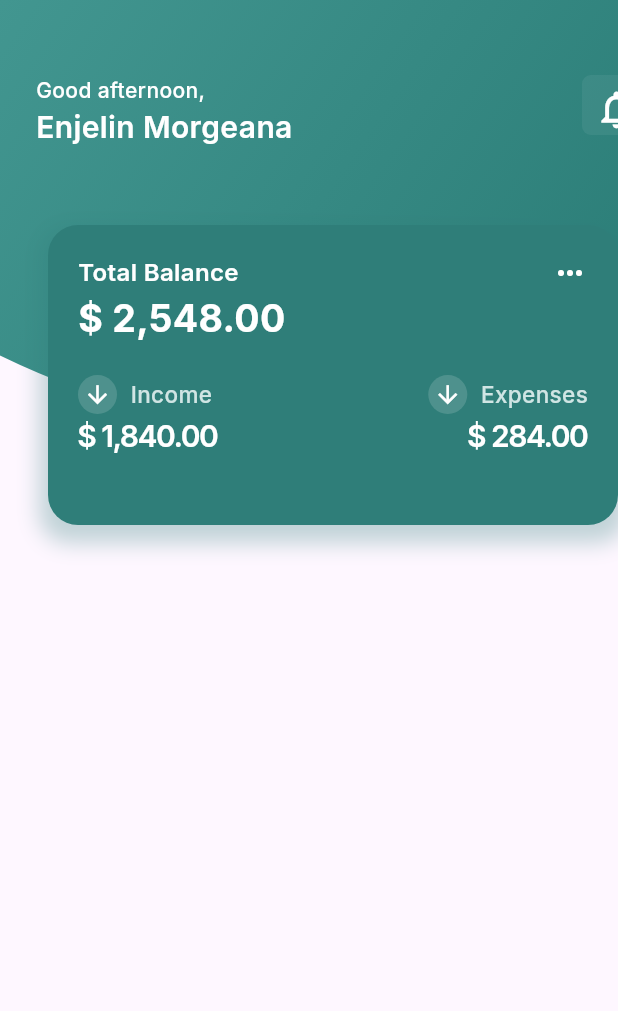
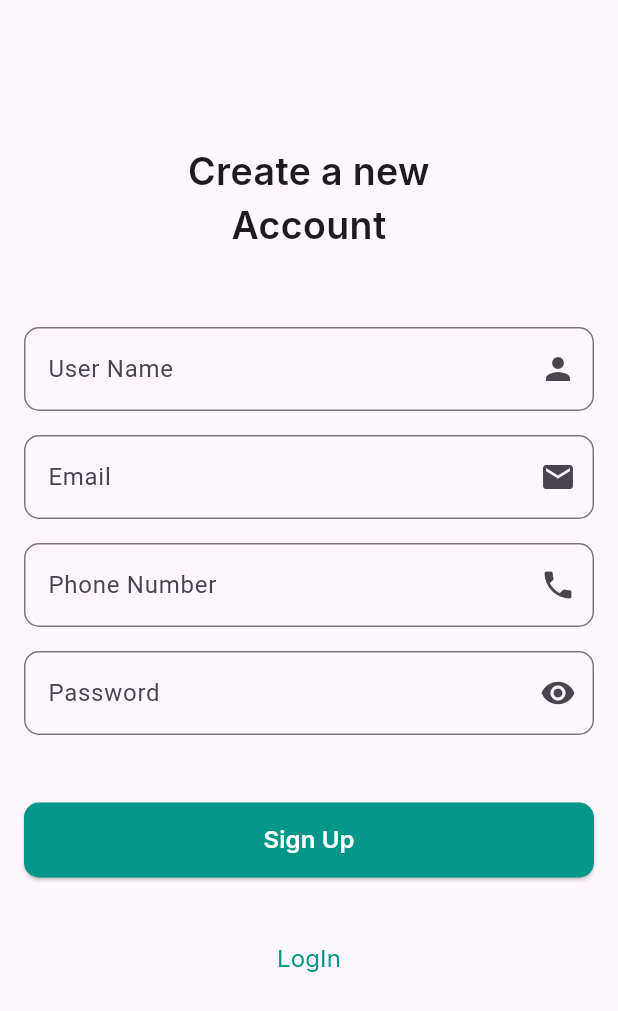
Before and after one commit to Riddhimagupta22/expense_tracker_app, a Flutter app: the screen it shows after launch, on a phone screen of 412 x 824 dp. Shown: the top 1011 px of the screen. Run offline on Flutter 3.47's test engine with Material 3 defaults, Android fonts, the light colour scheme and no system bars; our stand-ins replace firebase_auth, firebase_core, get, google_fonts; accounts and stored records are empty.

Commit message:
new project

```diff
--- /dev/null
+++ b/lib/Modules/Auth/signup_screen.dart
@@ -0,0 +1,206 @@
+import 'package:expense_tracker_app/services/auth_service.dart';
+import 'package:flutter/material.dart';
+import 'package:get/get.dart';
+import 'package:google_fonts/google_fonts.dart';
+
+import 'login_screen.dart';
+
+class SignupScreen extends StatefulWidget {
+  SignupScreen({super.key});
+
+  @override
+  State<SignupScreen> createState() => _SignupScreenState();
+}
+
+class _SignupScreenState extends State<SignupScreen> {
+  final GlobalKey<FormState> _formKey = GlobalKey();
+  final _userNameController = TextEditingController();
+  final _PhonenumberController = TextEditingController();
+  final _EmailController = TextEditingController();
+  final _PasswordController = TextEditingController();
+  var authService = AuthService();
+  var isLoading = false;
+
+  Future<void> _submitForm() async {
+    if (_formKey.currentState!.validate()) {
+      setState(() {
+        isLoading = true;
+      });
+      var data = {
+        "username": _userNameController.text,
+        "email": _EmailController.text,
+        "password": _PasswordController.text,
+        "Phone Number": _PhonenumberController.text,
+      };
+      await authService.CreateUser(data, context);
+      setState(() {
+        isLoading = false;
+      });
+      // ScaffoldMessenger.of(_formKey.currentContext!).showSnackBar(
+      //   SnackBar(content: Text('Sign Up is done successfully'))
+      // );
+    }
+  }
+
+  String? _validateEmail(value) {
+    if (value!.isEmpty) {
+      return 'Please enter an Email';
+    }
+    RegExp emailExp = RegExp(r'^[\w-\.]+@([\w-]+\.)+[\w-]{2,4}$');
+
+    if (!emailExp.hasMatch(value)) {
+      return 'Please enter a valid Email';
+    }
+    return null;
+  }
+
+  @override
+  Widget build(BuildContext context) {
+    return Scaffold(
+      body: SafeArea(
+        child: SingleChildScrollView(
+          padding: const EdgeInsets.all(16),
+          child: Form(
+            key: _formKey,
+            child: Column(
+
+              children: [
+                SizedBox(height: 80),
+                Center(
+                  child: SizedBox(
+                    width: 250,
+                    child: Text(
+                      "Create a new Account",
+                      textAlign: TextAlign.center,
+                      style: GoogleFonts.inter(
+                        fontSize: 25,
+                        fontWeight: FontWeight.w600,
+                      ),
+                    ),
+                  ),
+                ),
+                SizedBox(height: 50),
+                TextFormField(
+                  controller: _userNameController,
+                  validator: (value) {
+                    if (value!.isEmpty) {
+                      return 'Please enter a username';
+                    }
+                    return null;
+                  },
+                  keyboardType: TextInputType.name,
+                  textInputAction: TextInputAction.next,
+                  decoration: InputDecoration(
+                    suffixIcon: Icon(Icons.person),
+                    labelText: 'User Name',
+                    border: OutlineInputBorder(
+                      borderRadius: BorderRadius.circular(10),
+                    ),
+                  ),
+                  autovalidateMode: AutovalidateMode.onUserInteraction,
+                ),
+                const SizedBox(height: 16),
+                TextFormField(
+                  controller: _EmailController,
+                  validator: _validateEmail,
+                  keyboardType: TextInputType.emailAddress,
+                  textInputAction: TextInputAction.next,
+                  decoration: InputDecoration(
+                    suffixIcon: Icon(Icons.email),
+                    labelText: 'Email',
+                    border: OutlineInputBorder(
+                      borderRadius: BorderRadius.circular(10),
+                    ),
+                  ),
+                  autovalidateMode: AutovalidateMode.onUserInteraction,
+                ),
+                const SizedBox(height: 16),
+                TextFormField(
+                  controller: _PhonenumberController,
+                  autovalidateMode: AutovalidateMode.onUserInteraction,
+                  validator: (value) {
+                    if (value!.isEmpty) {
+                      return 'Please enter a phone number';
+                    }
+                    if (value.length != 10) {
+                      return 'Please enter a 10-digit phone number';
+                    }
+
+                    return null;
+                  },
+                  keyboardType: TextInputType.phone,
+                  textInputAction: TextInputAction.done,
+                  decoration: InputDecoration(
+                    suffixIcon: Icon(Icons.phone),
+                    labelText: 'Phone Number',
+                    border: OutlineInputBorder(
+                      borderRadius: BorderRadius.circular(10),
+                    ),
+                  ),
+                ),
+                const SizedBox(height: 16),
+                TextFormField(
+                  controller: _PasswordController,
+                  autovalidateMode: AutovalidateMode.onUserInteraction,
+                  validator: (value) {
+                    if (value!.isEmpty) {
+                      return 'Please enter a password';
+                    }
+                    if (value.length < 6) {
+                      return 'Password must be at least 6 characters';
+                    }
+                    return null;
+                  },
+
+                  decoration: InputDecoration(
+                    suffixIcon: Icon(Icons.visibility),
+                    labelText: 'Password',
+                    border: OutlineInputBorder(
+                      borderRadius: BorderRadius.circular(10),
+                    ),
+                  ),
+                ),
+                const SizedBox(height: 45),
+                SizedBox(
+                  height: 50,
+                  width: double.infinity,
+                  child: ElevatedButton(
+                    style: ElevatedButton.styleFrom(
+                      backgroundColor: Colors.teal,
+                      shape: RoundedRectangleBorder(
+                        borderRadius: BorderRadius.circular(10),
+                      ),
+                    ),
+                    onPressed:(){ isLoading ? print("Loading") : _submitForm();} ,
+                    child: isLoading
+                        ? Center(child: CircularProgressIndicator())
+                        : Text(
+                            "Sign Up",
+                            style: GoogleFonts.inter(
+                              fontSize: 16,
+                              fontWeight: FontWeight.w600,
+                              color: Colors.white,
+                            ),
+                          ),
+                  ),
+                ),
+                SizedBox(height: 30),
+                TextButton(
+                  onPressed: () => Get.to(LoginScreen()),
+                  child: Text(
+                    "LogIn",
+                    textAlign: TextAlign.center,
+                    style: GoogleFonts.inter(
+                        fontSize: 16,
+                        fontWeight: FontWeight.w400,
+                        color: Colors.teal),
+                  ),
+                )
+              ],
+            ),
+          ),
+        ),
+      ),
+    );
+  }
+}
--- a/lib/main.dart
+++ b/lib/main.dart
@@ -1,29 +1,30 @@
 import 'package:flutter/material.dart';
 import 'package:firebase_core/firebase_core.dart';
-import 'Modules/dashboard/view/homepage.dart';
+import 'package:get/route_manager.dart';
+import 'Modules/Auth/signup_screen.dart';
 import 'firebase_options.dart';
 
 void main() async {
-  runApp(const MyApp());
   WidgetsFlutterBinding.ensureInitialized();
   await Firebase.initializeApp(
     options: DefaultFirebaseOptions.currentPlatform,
   );
+  runApp(const MyApp());
 }
+
 class MyApp extends StatelessWidget {
   const MyApp({super.key});
 
   // This widget is the root of your application.
   @override
   Widget build(BuildContext context) {
-    return MaterialApp(
+    return GetMaterialApp(
       title: 'Flutter Demo',
       theme: ThemeData(
 
         colorScheme: ColorScheme.fromSeed(seedColor: Colors.deepPurple),
-        useMaterial3: true,
       ),
-      home: const Homepage(),
+      home: SignupScreen(),
     );
   }
 }
--- /dev/null
+++ b/lib/services/auth_service.dart
@@ -0,0 +1,71 @@
+import 'package:firebase_auth/firebase_auth.dart';
+import 'package:flutter/material.dart';
+import 'package:get/get.dart';
+import '../Comman_Wigets/widget/bottom_nav.dart';
+
+
+class AuthService {
+   CreateUser( data,context) async {
+    try {
+      final credential = await FirebaseAuth.instance.createUserWithEmailAndPassword(
+        email: data['email']!,
+        password: data['password']!,
+      );
+      Get.to(NavBar());
+      print("✅ User created: ${credential.user?.uid}");
+
+      ScaffoldMessenger.of(context).showSnackBar(
+        SnackBar(content: Text("User created successfully!"), backgroundColor: Colors.green),
+      );
+    } on FirebaseAuthException catch (e) {
+      print("Signup error: ${e.code} - ${e.message}");
+      showDialog(
+        context: context,
+        builder: (context) => AlertDialog(
+          title: Text("Signup Failed"),
+          content: Text(e.message ?? "An unknown error occurred."),
+          actions: [
+            TextButton(
+              onPressed: () => Navigator.pop(context),
+              child: Text("OK"),
+            )
+          ],
+        ),
+      );
+    } catch (e) {
+      print("Unexpected error: $e");
+    }
+  }
+
+   login(data,context) async {
+    try {
+      final credential = await FirebaseAuth.instance.signInWithEmailAndPassword(
+        email: data['email']!,
+        password: data['password']!,
+      );
+      Get.to(NavBar());
+      print("✅ Login successful: ${credential.user?.uid}");
+
+      ScaffoldMessenger.of(context).showSnackBar(
+        SnackBar(content: Text("Login successful!"), backgroundColor: Colors.green),
+      );
+    } on FirebaseAuthException catch (e) {
+      print("Login error: ${e.code} - ${e.message}");
+      showDialog(
+        context: context,
+        builder: (context) => AlertDialog(
+          title: Text("Login Failed"),
+          content: Text(e.message ?? "An unknown error occurred."),
+          actions: [
+            TextButton(
+              onPressed: () => Navigator.pop(context),
+              child: Text("OK"),
+            )
+          ],
+        ),
+      );
+    } catch (e) {
+      print("Unexpected login error: $e");
+    }
+  }
+}
```
Also changed, not shown: lib/Comman_Wigets/widget/bottom_nav.dart (added, +101 -0 lines), lib/Modules/Auth/login_screen.dart (added, +164 -0 lines), lib/Modules/dashboard/view/Widget/card.dart (+18 -13 lines), lib/Modules/dashboard/view/Widget/transactionlist.dart (added, +48 -0 lines), lib/Modules/dashboard/view/homepage.dart (+52 -6 lines), lib/utils/comman/constants/image.dart (+25 -25 lines), 3 other files.
